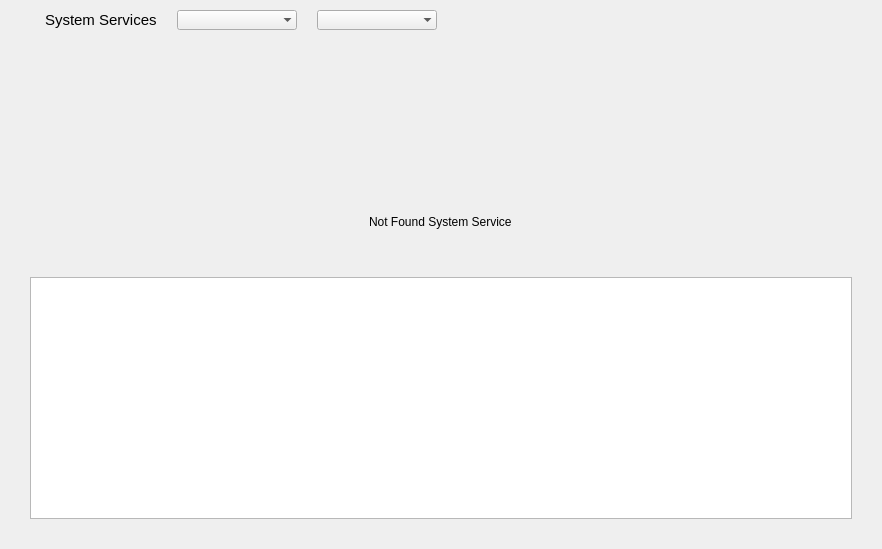
The window that stacer/Pages/Services/services_page.ui (oguzhaninan/Stacer) describes before a commit, drawn with Qt 5.
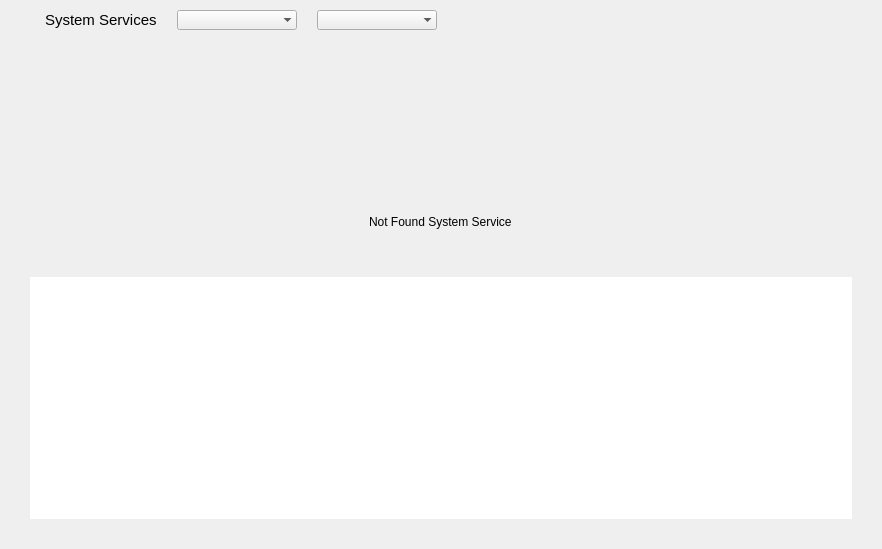
The same window after the commit.

```diff
--- a/stacer/Pages/Services/services_page.ui
+++ b/stacer/Pages/Services/services_page.ui
@@ -300,6 +300,9 @@
         <property name="focusPolicy">
          <enum>Qt::NoFocus</enum>
         </property>
+        <property name="frameShape">
+         <enum>QFrame::NoFrame</enum>
+        </property>
         <property name="horizontalScrollBarPolicy">
          <enum>Qt::ScrollBarAlwaysOff</enum>
         </property>
```
